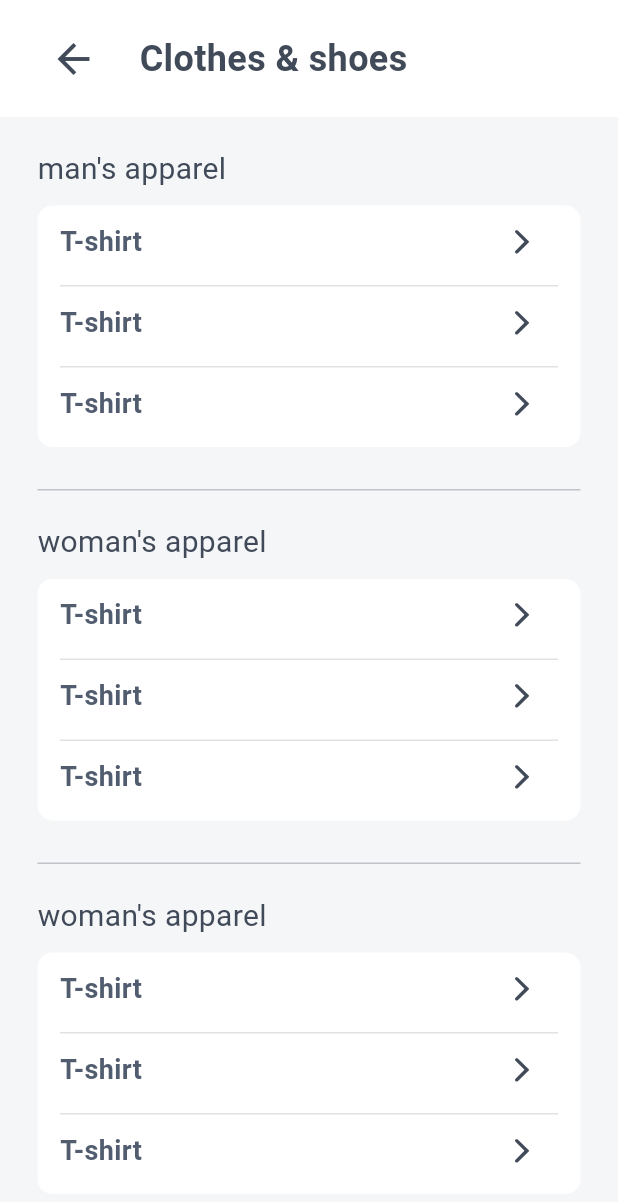
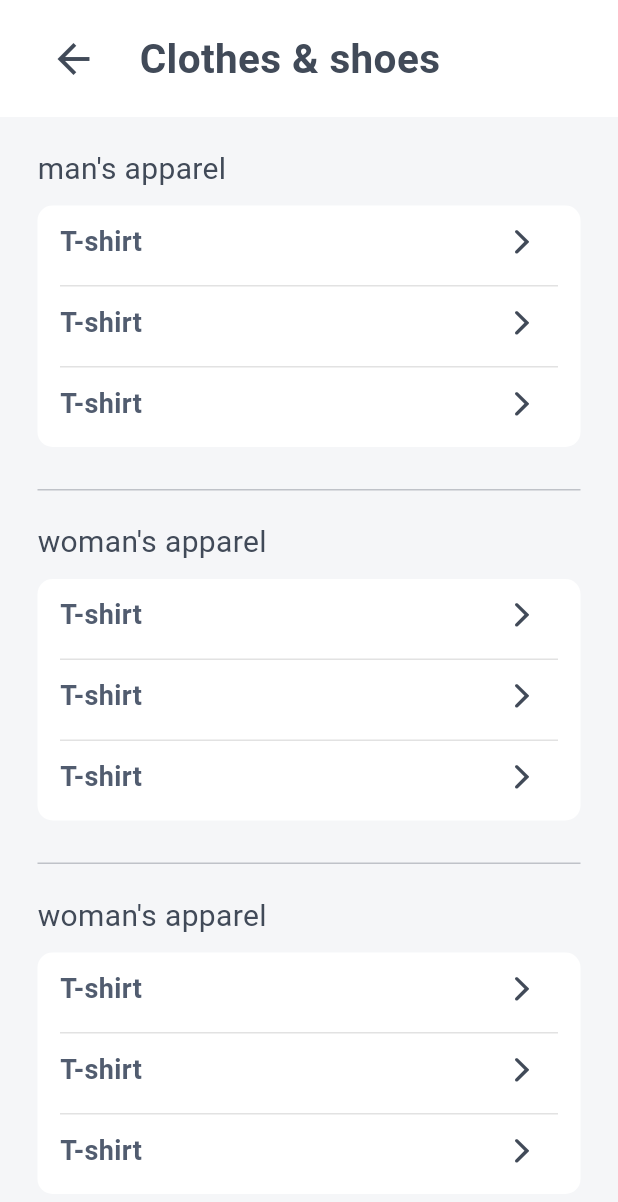
Before and after one commit to RootHex200/eshopy, a Flutter app: the Subcategorypage screen opened directly, on a phone screen of 412 x 824 dp. Shown: the top 1202 px of the screen. Run offline on Flutter 3.47's test engine with Material 2 defaults, Android fonts, the phone set to English and light mode, and no system bars; our stand-ins replace carousel_nullsafety, flutter_riverpod, intl_phone_field; network calls fail.

Commit message:
app_bar reusable code

```diff
--- /dev/null
+++ b/lib/src/core/common/widgets/app_bar_widget.dart
@@ -0,0 +1,42 @@
+import 'package:eshopy/src/core/common/widgets/space_widget.dart';
+import 'package:eshopy/src/core/values/app_colors.dart';
+import 'package:eshopy/src/core/values/app_icon.dart';
+import 'package:flutter/material.dart';
+
+class Appbarwidget extends StatelessWidget {
+  const Appbarwidget({
+    super.key,
+    required this.title,
+    this.bottomnavpage=false,
+  });
+  final String title;
+  final bool? bottomnavpage;
+
+  @override
+  Widget build(BuildContext context) {
+    return Padding(
+      padding: const EdgeInsets.symmetric(horizontal: 5, vertical: 15),
+      child: Row(
+        mainAxisAlignment: MainAxisAlignment.start,
+        children: [
+          IconButton(
+              onPressed: () {
+                if(bottomnavpage!=true){
+                  Navigator.of(context).pop(context);
+                }
+              },
+              icon: Appicon.arrowBack),
+          const HorizontalSpace(width: 20),
+           Text(
+            title,
+            style: const TextStyle(
+              fontSize: 27,
+              fontWeight: FontWeight.bold,
+              color: Appcolor.contentmain,
+            ),
+          ),
+        ],
+      ),
+    );
+  }
+}
--- a/lib/src/feature/categories/presentation/pages/sub_category_page.dart
+++ b/lib/src/feature/categories/presentation/pages/sub_category_page.dart
@@ -1,3 +1,4 @@
+import 'package:eshopy/src/core/common/widgets/app_bar_widget.dart';
 import 'package:eshopy/src/core/common/widgets/space_widget.dart';
 import 'package:eshopy/src/core/values/app_colors.dart';
 import 'package:eshopy/src/core/values/app_icon.dart';
@@ -64,28 +65,8 @@ class Subcategorypage extends StatelessWidget {
           children: [
             Container(
               color: Appcolor.white,
-              child: Padding(
-                padding:
-                    const EdgeInsets.symmetric(horizontal: 25, vertical: 15),
-                child: Row(
-                  children: [
-                    IconButton(
-                        onPressed: () {
-                          Navigator.pop(context);
-                        },
-                        icon: Appicon.arrowBack),
-                    const HorizontalSpace(width: 20),
-                    const Text(
-                      'Clothes & shoes',
-                      style: TextStyle(
-                        fontSize: 24,
-                        fontWeight: FontWeight.bold,
-                        color: Appcolor.contentmain,
-                      ),
-                    ),
-                  ],
-                ),
-              ),
+              padding: const EdgeInsets.only(left: 20),
+              child: const Appbarwidget(title: "Clothes & shoes")
             ),
             const VerticalSpace(height: 10),
             Expanded(
```
Also changed, not shown: lib/src/core/common/widgets/product_order_items_widget.dart (renamed from lib/src/core/common/widgets/product_orders_widget.dart, +10 -11 lines), lib/src/feature/authentication/presentation/pages/login_page/forget_password_page.dart (+2 -18 lines), lib/src/feature/cart/presentation/pages/cart_page.dart (+6 -31 lines), lib/src/feature/categories/presentation/pages/categories_page.dart (+3 -10 lines), lib/src/feature/product/favourite/presentation/pages/favourite_page.dart (+3 -28 lines), lib/src/feature/product_order/presentation/pages/complete_order/complete_orders_page.dart (+5 -26 lines), lib/src/feature/product_order/presentation/pages/my_order/my_orders_page.dart (+5 -26 lines), lib/src/main/presentation/user.dart (deleted, +0 -17 lines).
